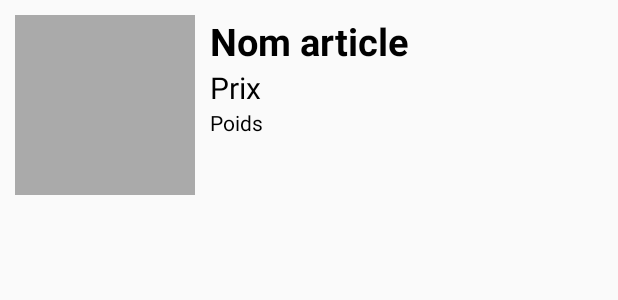
After one commit to notetienne/folle, an Android app: the layout activity_infos_produits.xml on its own in the app's theme, with its tools: preview values and no code run, on a phone screen of 412 x 824 dp. The commit adds this screen. Shown: the top 300 px of the screen. Run offline under Robolectric (Android 15) with nearby library versions, the phone set to English and light mode, and no system bars.

Commit message:
Ajout listener clique produit + description produit

```diff
--- a/app/build.gradle
+++ b/app/build.gradle
@@ -36,5 +36,6 @@ dependencies {
     compile 'com.squareup.picasso:picasso:2.5.2'
     compile 'com.android.support:design:25.1.1'
     compile 'com.android.support:support-v4:25.1.1'
+    compile 'com.android.support.constraint:constraint-layout:1.0.0-alpha9'
     testCompile 'junit:junit:4.12'
 }
--- a/app/src/main/AndroidManifest.xml
+++ b/app/src/main/AndroidManifest.xml
@@ -62,7 +62,8 @@
         <activity
             android:name=".Accueil"
             android:screenOrientation="portrait" />
-        <activity android:name=".Caisse"></activity>
+        <activity android:name=".Caisse" />
+        <activity android:name=".InfosProduits"></activity>
     </application>
 
 </manifest>
--- /dev/null
+++ b/app/src/main/res/layout/activity_infos_produits.xml
@@ -0,0 +1,46 @@
+<?xml version="1.0" encoding="utf-8"?>
+<RelativeLayout xmlns:android="http://schemas.android.com/apk/res/android"
+    xmlns:tools="http://schemas.android.com/tools"
+    android:layout_width="match_parent"
+    android:layout_height="match_parent"
+    android:padding="10dp">
+
+    <ImageView
+        android:id="@+id/avatar"
+        android:layout_width="120dp"
+        android:layout_height="120dp"
+        tools:background="#AAA" />
+
+    <TextView
+        android:id="@+id/nom_article"
+        android:layout_width="wrap_content"
+        android:layout_height="wrap_content"
+        android:textColor="@android:color/black"
+        android:layout_marginLeft="10dp"
+        android:layout_toRightOf="@+id/avatar"
+        android:layout_alignTop="@+id/avatar"
+        android:textStyle="bold"
+        android:textSize="25dp"
+        tools:text="Nom article" />
+
+    <TextView
+        android:id="@+id/prix_article"
+        android:layout_width="wrap_content"
+        android:layout_height="wrap_content"
+        android:textColor="@android:color/black"
+        android:layout_alignLeft="@+id/nom_article"
+        android:layout_below="@+id/nom_article"
+        android:textSize="20dp"
+        tools:text="Prix" />
+
+    <TextView
+        android:id="@+id/poids_article"
+        android:layout_width="wrap_content"
+        android:layout_height="wrap_content"
+        android:textColor="@android:color/black"
+        android:layout_alignLeft="@+id/prix_article"
+        android:layout_below="@+id/prix_article"
+        android:text="Poids" />
+
+
+</RelativeLayout>
```
Also changed, not shown: app/src/main/java/com/example/etienne/folle_e/ArticleAdapter.java (+39 -0 lines), app/src/main/java/com/example/etienne/folle_e/InfosProduits.java (added, +56 -0 lines), app/src/main/java/com/example/etienne/folle_e/MainActivity.java (+11 -2 lines), app/src/main/res/layout/descrip_articles.xml (deleted, +0 -38 lines), 24 other files.
